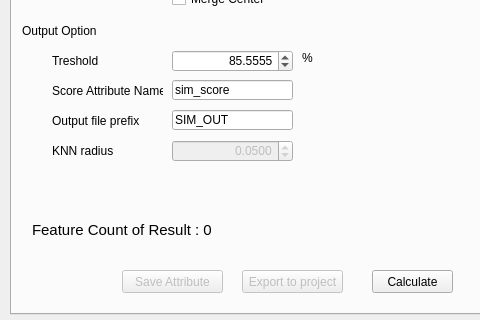
First picture: the form in similarity_plugin_dialog_base.ui, repository panickspa/SimilarityPlugin, before the edit; both pictures show x 0 to 480 and y 246 to 566 of the 864 by 566 pixel window.
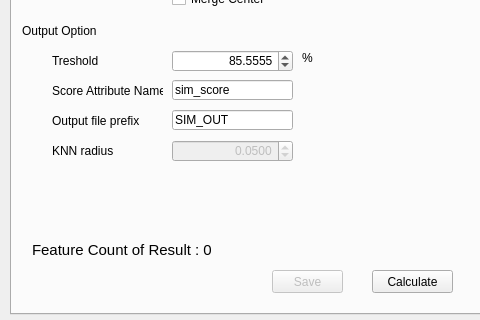
Second picture: the form after the edit. Custom widgets are drawn as their Qt base class.

The edit to the form file:
```diff
--- a/similarity_plugin_dialog_base.ui
+++ b/similarity_plugin_dialog_base.ui
@@ -87,14 +87,14 @@
      </property>
      <property name="geometry">
       <rect>
-       <x>230</x>
+       <x>260</x>
        <y>480</y>
-       <width>101</width>
+       <width>71</width>
        <height>23</height>
       </rect>
      </property>
      <property name="text">
-      <string>Export to project</string>
+      <string>Save</string>
      </property>
     </widget>
     <widget class="QTextEdit" name="previewAttr_2">
@@ -400,7 +400,7 @@
      <property name="geometry">
       <rect>
        <x>20</x>
-       <y>430</y>
+       <y>450</y>
        <width>261</width>
        <height>20</height>
       </rect>
@@ -471,22 +471,6 @@
       <double>0.050000000000000</double>
      </property>
     </widget>
-    <widget class="QPushButton" name="saveBtn_2">
-     <property name="enabled">
-      <bool>false</bool>
-     </property>
-     <property name="geometry">
-      <rect>
-       <x>110</x>
-       <y>480</y>
-       <width>101</width>
-       <height>23</height>
-      </rect>
-     </property>
-     <property name="text">
-      <string>Save Attribute</string>
-     </property>
-    </widget>
    </widget>
    <widget class="QWidget" name="consoleTab">
     <property name="enabled">
```
Left out of the diff: 6 changed lines with no effect on the pictures.
